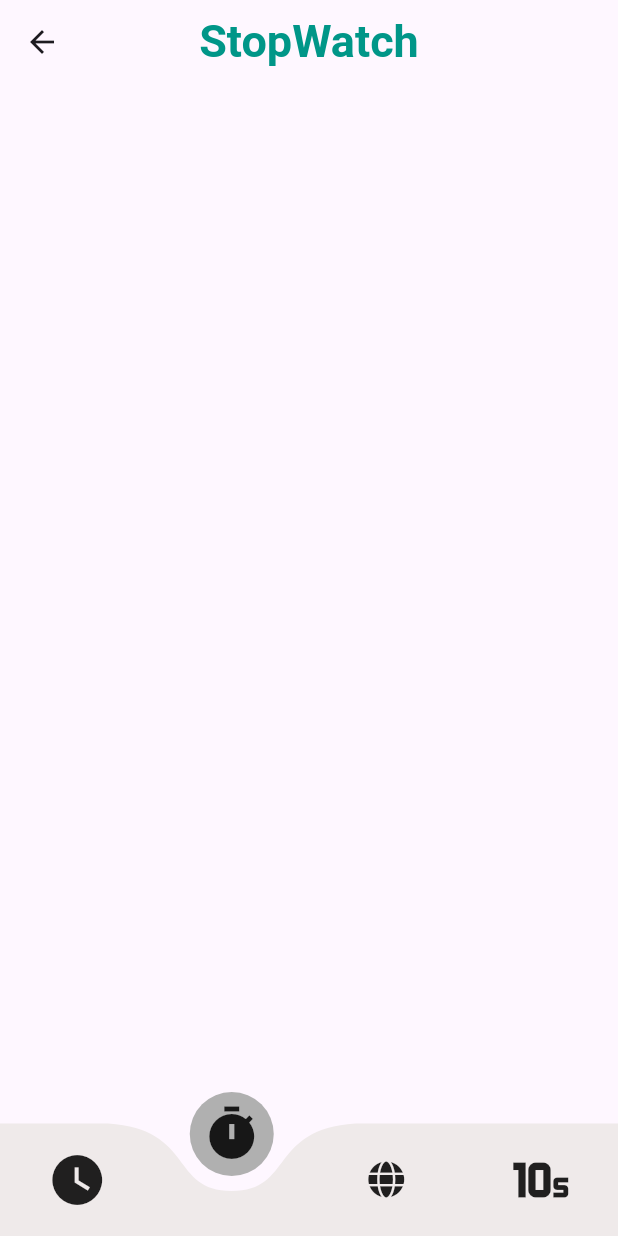
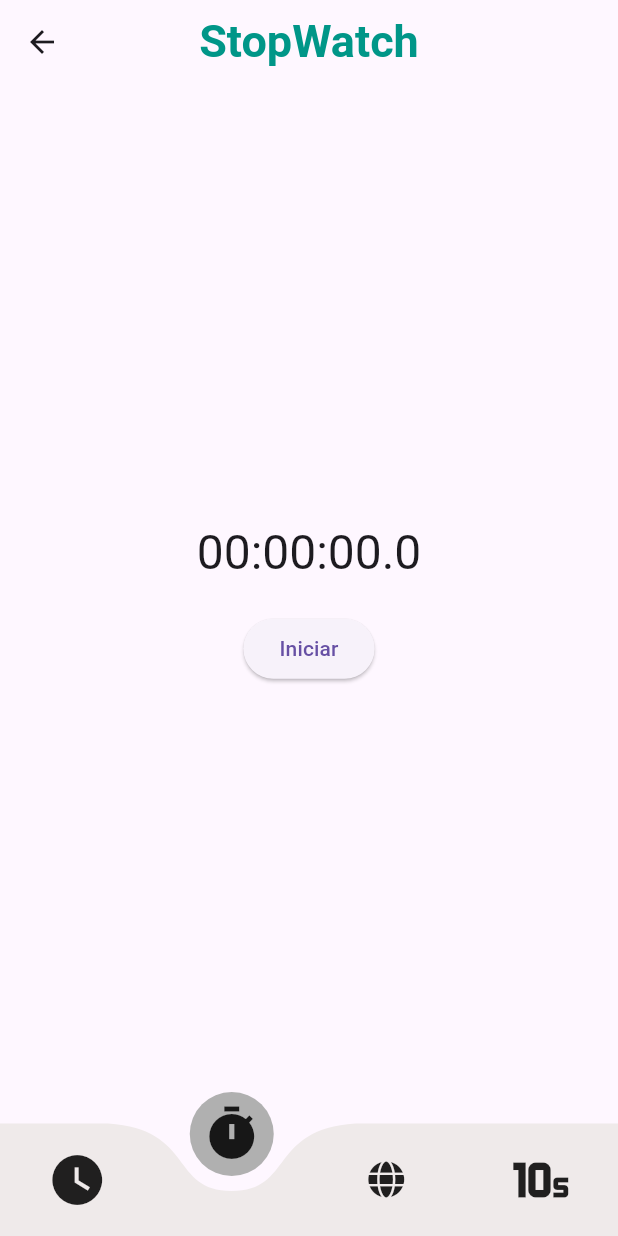
Before and after one commit to etv18/reloj_flutter, a Flutter app: the StopWatchScreen screen opened by its route, on a phone screen of 412 x 824 dp. Run offline on Flutter 3.47's test engine with Material 3 defaults, Android fonts, the light colour scheme and no system bars; drawn by our look-alikes of curved_navigation_bar; our stand-ins replace equatable, flutter_bloc, font_awesome_flutter, go_router, numberpicker.

Commit message:
Functionality of all modules done

```diff
--- a/lib/app.dart
+++ b/lib/app.dart
@@ -3,6 +3,7 @@ import 'package:flutter_bloc/flutter_bloc.dart';
 import 'package:reloj_proyecto/controllers/clockCubit/clock_cubit.dart';
 import 'package:reloj_proyecto/controllers/multipleClocksCubit/multi_clocks_cubit.dart';
 import 'package:reloj_proyecto/controllers/routes/routers.dart';
+import 'package:reloj_proyecto/controllers/stopWatchCubit/stop_watch_cubit.dart';
 import 'package:reloj_proyecto/controllers/timerCubit/timer_cubit.dart';
 
 class App extends StatelessWidget {
@@ -22,6 +23,9 @@ class App extends StatelessWidget {
         BlocProvider(
           create: (context) => TimerCubit(),
         ),
+        BlocProvider(
+          create: (context) => StopWatchCubit(),
+        ),
       ],
       child: MaterialApp.router(
         routerConfig: routerConfig.getRoutesConfig(),
--- /dev/null
+++ b/lib/controllers/stopWatchCubit/stop_watch_states.dart
@@ -0,0 +1,25 @@
+import 'package:equatable/equatable.dart';
+
+abstract class StopWatchStates extends Equatable {
+  final Duration time;
+
+  const StopWatchStates(this.time);
+  @override
+  List<Object> get props => [time];
+}
+
+class StopWatchInitial extends StopWatchStates {
+  const StopWatchInitial() : super(Duration.zero);
+}
+
+class StopWatchRunning extends StopWatchStates {
+  const StopWatchRunning(super.time);
+}
+
+class StopWatchPaused extends StopWatchStates {
+  const StopWatchPaused(super.time);
+}
+
+class StopWatchReset extends StopWatchStates {
+  const StopWatchReset(super.time);
+}
--- a/lib/controllers/timerCubit/timer_states.dart
+++ b/lib/controllers/timerCubit/timer_states.dart
@@ -21,10 +21,6 @@ class TimerPaused extends TimerStates {
   const TimerPaused(super.remainingTime);
 }
 
-class TimerContinue extends TimerStates {
-  const TimerContinue(super.remainingTime);
-}
-
 class TimerEnded extends TimerStates {
   const TimerEnded() : super(Duration.zero);
 }
--- a/lib/screens/stop_watch_screen.dart
+++ b/lib/screens/stop_watch_screen.dart
@@ -1,4 +1,7 @@
 import 'package:flutter/material.dart';
+import 'package:flutter_bloc/flutter_bloc.dart';
+import 'package:reloj_proyecto/controllers/stopWatchCubit/stop_watch_cubit.dart';
+import 'package:reloj_proyecto/controllers/stopWatchCubit/stop_watch_states.dart';
 import 'package:reloj_proyecto/myWidgets/bottom_nav_bar.dart';
 import 'package:reloj_proyecto/myWidgets/custom_app_bar.dart';
 
@@ -10,6 +13,8 @@ class StopWatchScreen extends StatefulWidget {
 }
 
 class _StopWatchScreenState extends State<StopWatchScreen> {
+  bool _isRunning = false;
+
   @override
   void initState() {
     super.initState();
@@ -19,10 +24,132 @@ class _StopWatchScreenState extends State<StopWatchScreen> {
   Widget build(BuildContext context) {
     return Scaffold(
       appBar: CustomAppBar(title: 'StopWatch'),
-      body: Center(
-        child: Column(
-          children: [],
-        ),
+      body: BlocBuilder<StopWatchCubit, StopWatchStates>(
+        builder: (context, state) {
+          if (state is StopWatchInitial) {
+            return Center(
+              child: Column(
+                mainAxisAlignment: MainAxisAlignment.center,
+                children: [
+                  Text(
+                    '00:00:00.0',
+                    style: Theme.of(context).textTheme.headlineLarge,
+                  ),
+                  const SizedBox(height: 20),
+                  ElevatedButton(
+                    onPressed: () {
+                      context.read<StopWatchCubit>().startStopWatch();
+                    },
+                    child: const Text('Iniciar'),
+                  ),
+                ],
+              ),
+            );
+          } else if (state is StopWatchRunning) {
+            return Center(
+              child: Column(
+                mainAxisAlignment: MainAxisAlignment.center,
+                children: [
+                  Text(
+                    context.read<StopWatchCubit>().formatTimeString(),
+                    style: Theme.of(context).textTheme.headlineLarge,
+                  ),
+                  const SizedBox(height: 20),
+                  Row(
+                    mainAxisAlignment: MainAxisAlignment.center,
+                    children: [
+                      IconButton(
+                        onPressed: () {
+                          setState(() {
+                            _isRunning = !_isRunning;
+                          });
+                          if (_isRunning) {
+                            context.read<StopWatchCubit>().pauseStopWatch();
+                          } else {
+                            context.read<StopWatchCubit>().continueStopWatch();
+                          }
+                        },
+                        icon: Icon(
+                            _isRunning ? Icons.pause_circle : Icons.play_circle,
+                            size: 69),
+                        color: Colors.blue,
+                        iconSize: 30.0,
+                      ),
+                      IconButton(
+                        onPressed: () {
+                          setState(() {
+                            _isRunning = false;
+                          });
+                          context.read<StopWatchCubit>().resetStopWatch();
+                        },
+                        icon: Icon(Icons.stop_circle, size: 69),
+                        color: const Color.fromARGB(255, 243, 33, 33),
+                        iconSize: 30.0,
+                      ),
+                    ],
+                  ),
+                ],
+              ),
+            );
+          } else if (state is StopWatchPaused) {
+            return Center(
+              child: Column(
+                mainAxisAlignment: MainAxisAlignment.center,
+                children: [
+                  Text(
+                    context.read<StopWatchCubit>().formatTimeString(),
+                    style: TextStyle(
+                      fontSize: 50,
+                      fontWeight: FontWeight.bold,
+                      color: const Color.fromARGB(255, 214, 8, 8),
+                    ),
+                  ),
+                  const SizedBox(height: 20),
+                  Row(
+                    mainAxisAlignment: MainAxisAlignment.center,
+                    children: [
+                      IconButton(
+                        onPressed: () {
+                          setState(() {
+                            _isRunning = !_isRunning;
+                          });
+                          if (_isRunning) {
+                            context.read<StopWatchCubit>().pauseStopWatch();
+                          } else {
+                            context.read<StopWatchCubit>().continueStopWatch();
+                          }
+                        },
+                        icon: Icon(
+                            _isRunning ? Icons.pause_circle : Icons.play_circle,
+                            size: 69),
+                        color: Colors.blue,
+                        iconSize: 30.0,
+                      ),
+                      IconButton(
+                        onPressed: () {
+                          setState(() {
+                            _isRunning = false;
+                          });
+                          context.read<StopWatchCubit>().resetStopWatch();
+                        },
+                        icon: Icon(Icons.stop_circle, size: 69),
+                        color: const Color.fromARGB(255, 243, 33, 33),
+                        iconSize: 30.0,
+                      ),
+                    ],
+                  ),
+                ],
+              ),
+            );
+          } else {
+            return Center(
+              child: Text(
+                'Ha ocurrido un error',
+                style: Theme.of(context).textTheme.headlineLarge,
+              ),
+            );
+          }
+        },
       ),
       bottomNavigationBar: BottomNavBar(
         indexIcon: 1,
```
Also changed, not shown: lib/controllers/stopWatchCubit/stop_watch_cubit.dart (added, +50 -0 lines).
